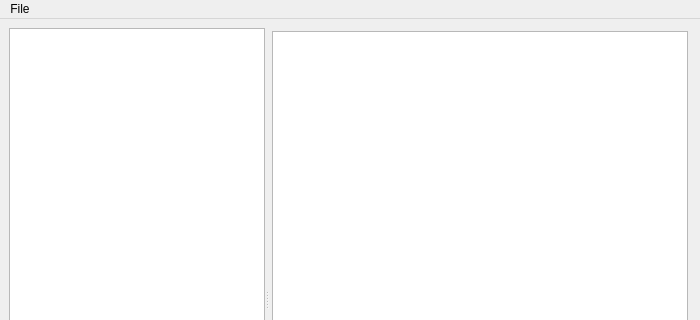
Qt form mainwindow.ui (IoeCmcomc/MCDatapacker) before a commit; both pictures show x 0 to 700 and y 0 to 320 of the 700 by 600 pixel window.
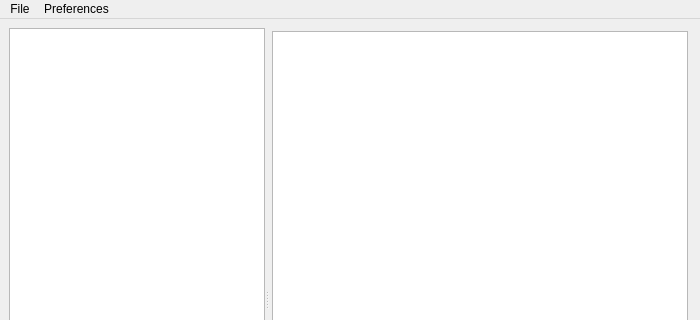
The same form after that commit. Custom widgets are drawn as their Qt base class.

Patch:
```diff
--- a/mainwindow.ui
+++ b/mainwindow.ui
@@ -141,7 +141,14 @@
     <addaction name="separator"/>
     <addaction name="actionExit"/>
    </widget>
+   <widget class="QMenu" name="menuPreferences">
+    <property name="title">
+     <string>Preferences</string>
+    </property>
+    <addaction name="actionSettings"/>
+   </widget>
    <addaction name="menuFile"/>
+   <addaction name="menuPreferences"/>
   </widget>
   <widget class="QStatusBar" name="statusbar"/>
   <action name="actionOpen">
```
Left out of the diff: 5 changed lines with no effect on the pictures.
